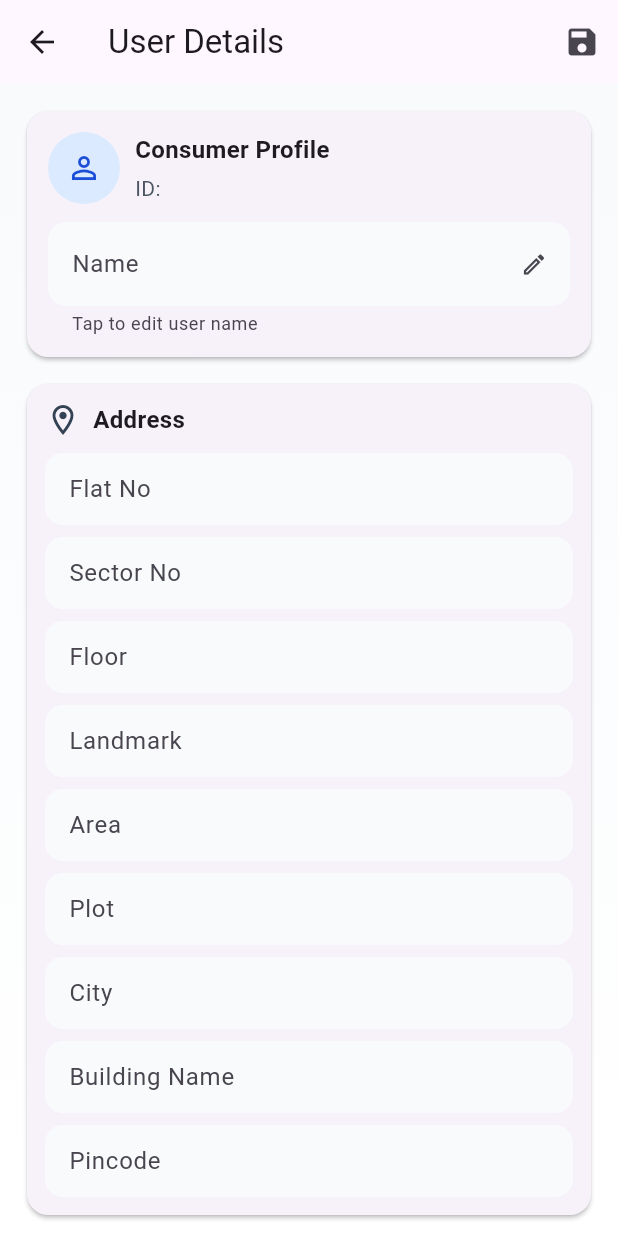
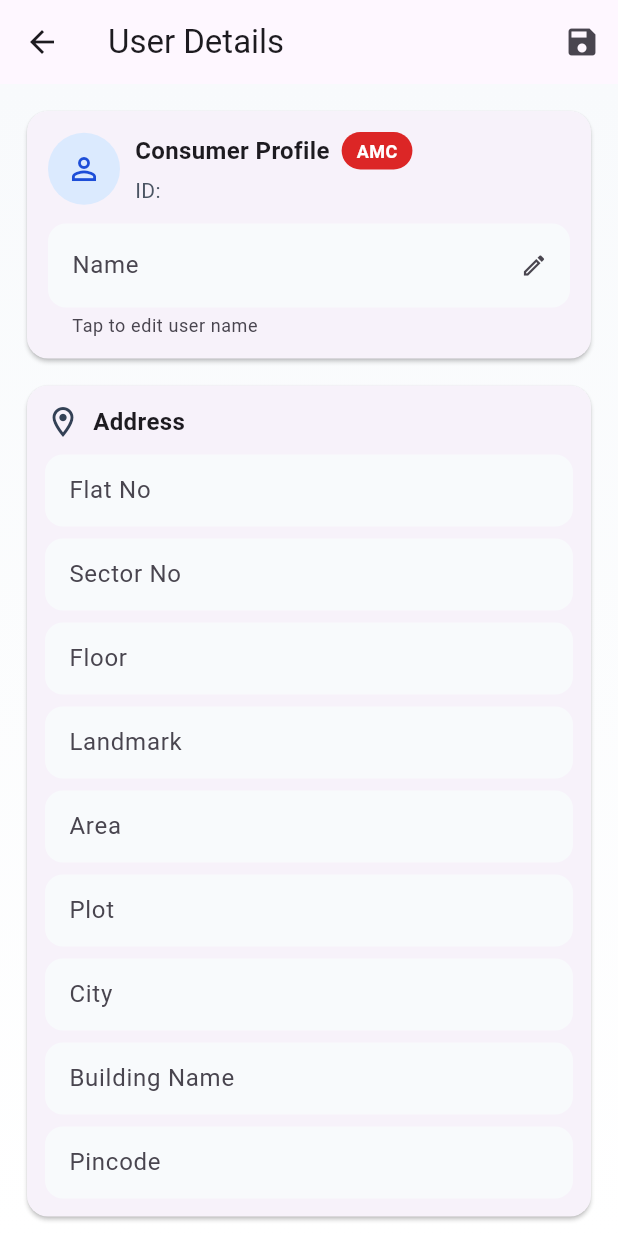
Before and after one commit to sabyasachi-7347/service_provider_app, a Flutter app: the UserDetailsScreen screen opened directly with empty values, on a phone screen of 412 x 824 dp. Run offline on Flutter 3.47's test engine with Material 3 defaults, Android fonts, the phone set to English and light mode, and no system bars; our stand-ins replace cloud_firestore, firebase_auth, firebase_core, image_picker, shared_preferences; accounts and stored records are empty.

Commit message:
Added AMC status badge to UserDetailsScreen and updated constructor to include isAmcActive parameter.

```diff
--- a/lib/screens/admin/user_details_screen.dart
+++ b/lib/screens/admin/user_details_screen.dart
@@ -6,8 +6,14 @@ import 'package:image_picker/image_picker.dart';
 class UserDetailsScreen extends StatefulWidget {
   final String consumerId;
   final String name;
-
-  const UserDetailsScreen({super.key, required this.consumerId, required this.name});
+  final bool isAmcActive;
+
+  const UserDetailsScreen({
+    super.key,
+    required this.consumerId,
+    required this.name,
+    this.isAmcActive = false,
+  });
 
   @override
   _UserDetailsScreenState createState() => _UserDetailsScreenState();
@@ -1000,6 +1006,30 @@ class _UserDetailsScreenState extends State<UserDetailsScreen> {
     );
   }
 
+  Widget _buildAmcStatusBadge() {
+    final Color backgroundColor =
+        widget.isAmcActive ? const Color(0xFF16A34A) : const Color(0xFFDC2626);
+
+    return Tooltip(
+      message: widget.isAmcActive ? 'AMC Active' : 'AMC Not Active',
+      child: Container(
+        padding: const EdgeInsets.symmetric(horizontal: 10, vertical: 4),
+        decoration: BoxDecoration(
+          color: backgroundColor,
+          borderRadius: BorderRadius.circular(999),
+        ),
+        child: const Text(
+          'AMC',
+          style: TextStyle(
+            color: Colors.white,
+            fontSize: 12,
+            fontWeight: FontWeight.w700,
+          ),
+        ),
+      ),
+    );
+  }
+
   void _confirmSaveUserDetails() {
     showDialog(
       context: context,
@@ -1132,12 +1162,20 @@ class _UserDetailsScreenState extends State<UserDetailsScreen> {
                             child: Column(
                               crossAxisAlignment: CrossAxisAlignment.start,
                               children: [
+                                Wrap(
+                                  spacing: 8,
+                                  runSpacing: 4,
+                                  crossAxisAlignment: WrapCrossAlignment.center,
+                                  children: [
                                     const Text(
                                       'Consumer Profile',
                                       style: TextStyle(
                                         fontWeight: FontWeight.w700,
                                         fontSize: 16,
                                       ),
+                                    ),
+                                    _buildAmcStatusBadge(),
+                                  ],
                                 ),
                                 const SizedBox(height: 4),
                                 Text(
```
Lines whose indentation alone changed are shown as unchanged.
